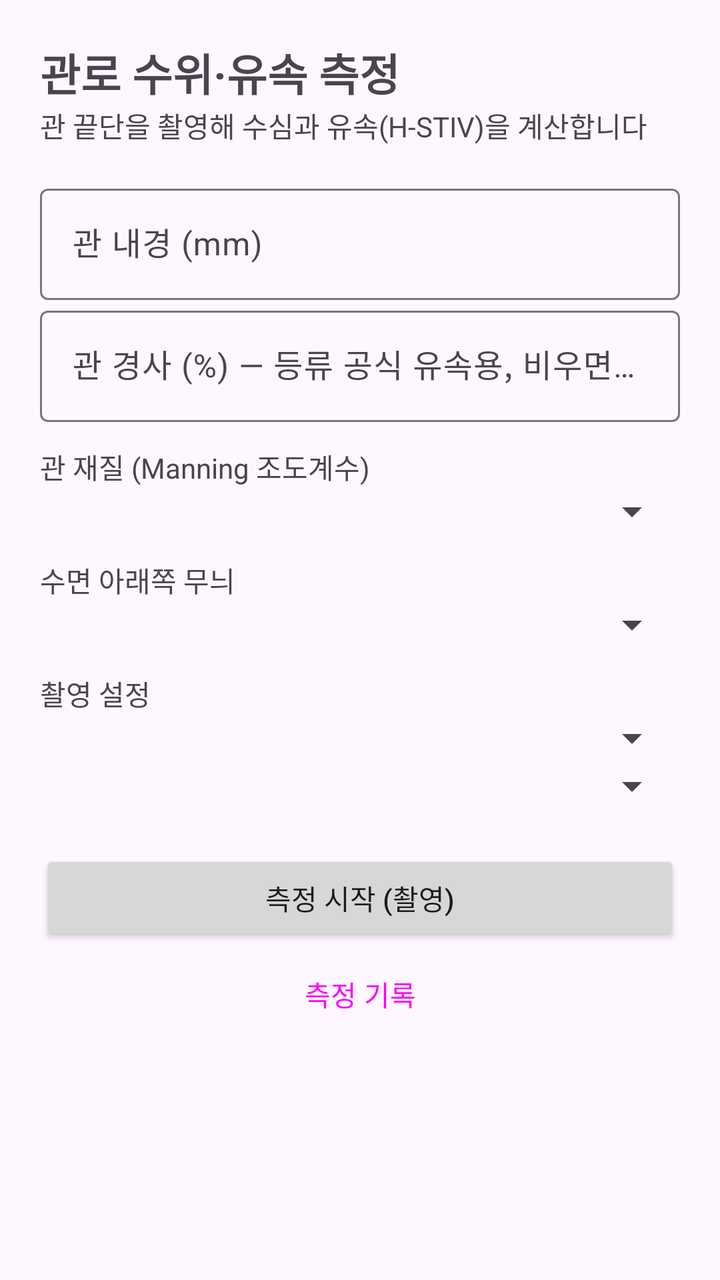
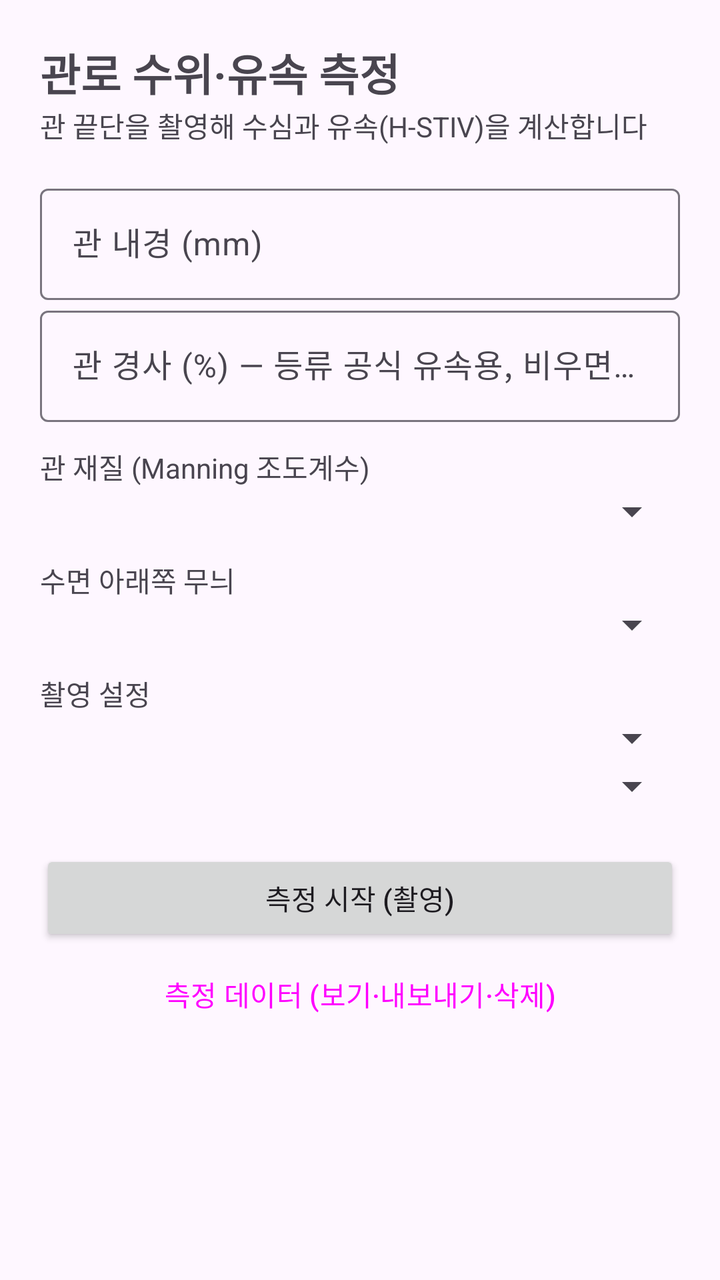

An Android layout rendered at two revisions. The XML below is the earlier revision; the diff shows what the commit changed to produce the second picture.
<!-- AndroidManifest.xml: application theme Theme.PipeFlow -->
<!-- res/layout/activity_main.xml -->
<?xml version="1.0" encoding="utf-8"?>
<ScrollView xmlns:android="http://schemas.android.com/apk/res/android"
    android:layout_width="match_parent" android:layout_height="match_parent">
    <LinearLayout
        android:layout_width="match_parent" android:layout_height="wrap_content"
        android:orientation="vertical" android:padding="20dp">

        <TextView android:layout_width="wrap_content" android:layout_height="wrap_content"
            android:text="관로 수위·유속 측정" android:textSize="22sp" android:textStyle="bold" />
        <TextView android:layout_width="wrap_content" android:layout_height="wrap_content"
            android:layout_marginBottom="16dp"
            android:text="관 끝단을 촬영해 수심과 유속(H-STIV)을 계산합니다" />

        <com.google.android.material.textfield.TextInputLayout
            android:layout_width="match_parent" android:layout_height="wrap_content"
            android:hint="관 내경 (mm)">
            <com.google.android.material.textfield.TextInputEditText
                android:id="@+id/editDiameter" android:layout_width="match_parent"
                android:layout_height="wrap_content" android:inputType="numberDecimal" />
        </com.google.android.material.textfield.TextInputLayout>

        <com.google.android.material.textfield.TextInputLayout
            android:layout_width="match_parent" android:layout_height="wrap_content"
            android:hint="관 경사 (%) — 등류 공식 유속용, 비우면 생략">
            <com.google.android.material.textfield.TextInputEditText
                android:id="@+id/editSlope" android:layout_width="match_parent"
                android:layout_height="wrap_content" android:inputType="numberDecimal" />
        </com.google.android.material.textfield.TextInputLayout>

        <TextView android:layout_width="wrap_content" android:layout_height="wrap_content"
            android:layout_marginTop="12dp" android:text="관 재질 (Manning 조도계수)" />
        <Spinner android:id="@+id/spinMaterial" android:layout_width="match_parent"
            android:layout_height="wrap_content" />

        <TextView android:layout_width="wrap_content" android:layout_height="wrap_content"
            android:layout_marginTop="12dp" android:text="수면 아래쪽 무늬" />
        <Spinner android:id="@+id/spinTexture" android:layout_width="match_parent"
            android:layout_height="wrap_content" />

        <TextView android:layout_width="wrap_content" android:layout_height="wrap_content"
            android:layout_marginTop="12dp" android:text="촬영 설정" />
        <Spinner android:id="@+id/spinFps" android:layout_width="match_parent"
            android:layout_height="wrap_content" />
        <Spinner android:id="@+id/spinDuration" android:layout_width="match_parent"
            android:layout_height="wrap_content" />

        <Button android:id="@+id/btnStart" android:layout_width="match_parent"
            android:layout_height="wrap_content" android:layout_marginTop="20dp"
            android:text="측정 시작 (촬영)" />
        <Button android:id="@+id/btnHistory" style="?attr/materialButtonOutlinedStyle"
            android:layout_width="match_parent" android:layout_height="wrap_content"
            android:text="측정 기록" />

        <TextView android:id="@+id/txtInfo" android:layout_width="match_parent"
            android:layout_height="wrap_content" android:layout_marginTop="16dp"
            android:textSize="12sp" />
    </LinearLayout>
</ScrollView>
<!-- resources referenced by this layout -->
<resources>
  <style name="Theme.PipeFlow" parent="Theme.Material3.DayNight">
          <item name="colorPrimary">@color/brand</item>
          <item name="colorPrimaryDark">@color/brand_dark</item>
      </style>
  <color name="brand">#1565C0</color>
  <color name="brand_dark">#0D47A1</color>
</resources>

<!-- the commit's change to res/layout/activity_main.xml (unified diff, before → after) -->
@@ -49,7 +49,7 @@
             android:text="측정 시작 (촬영)" />
         <Button android:id="@+id/btnHistory" style="?attr/materialButtonOutlinedStyle"
             android:layout_width="match_parent" android:layout_height="wrap_content"
-            android:text="측정 기록" />
+            android:text="측정 데이터 (보기·내보내기·삭제)" />
 
         <TextView android:id="@+id/txtInfo" android:layout_width="match_parent"
             android:layout_height="wrap_content" android:layout_marginTop="16dp"
